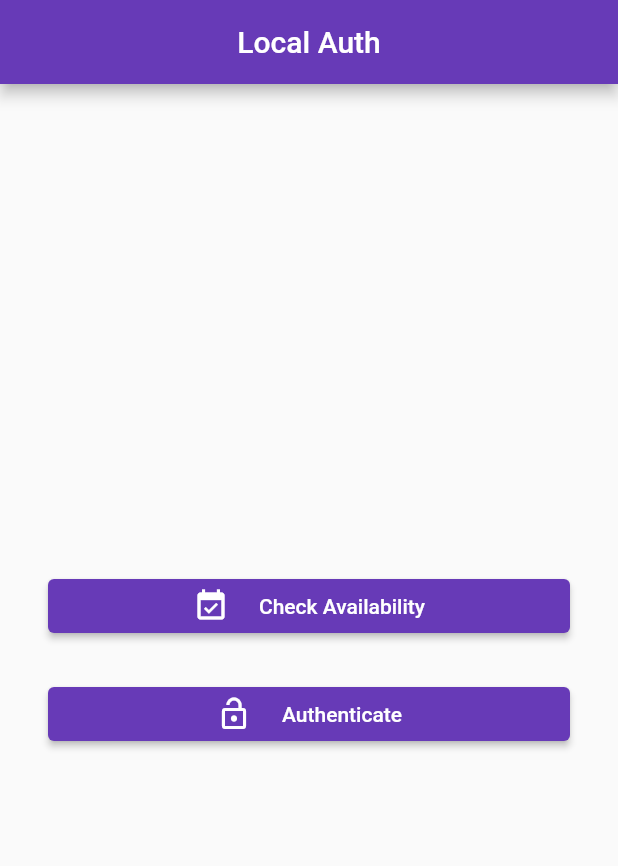
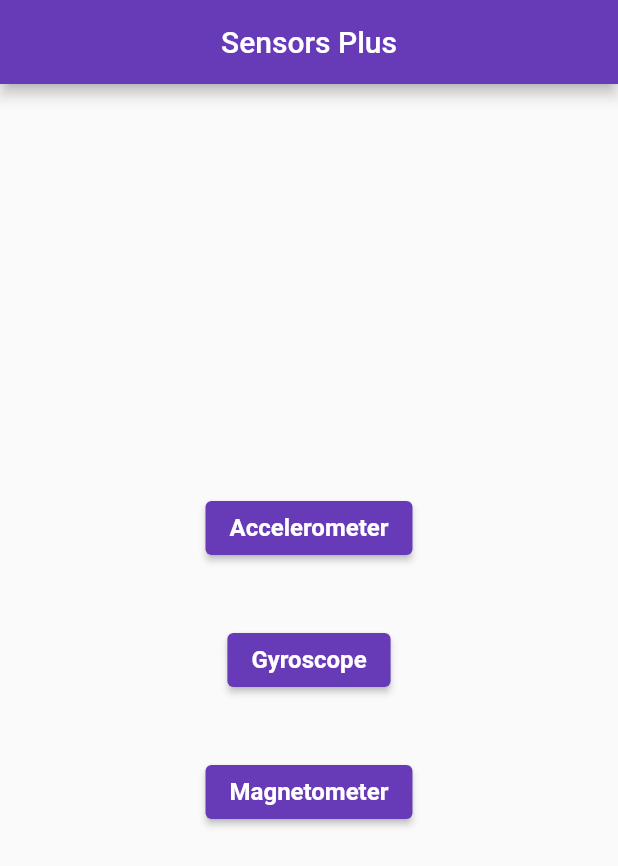
Before and after one commit to md-siam/sensor_packages, a Flutter app: the screen it shows after launch, on a phone screen of 412 x 824 dp. Shown: the top 866 px of the screen. Run offline on Flutter 3.47's test engine with Material 2 defaults, Android fonts, the phone set to English and light mode, and no system bars; our stand-ins replace battery_plus, local_auth, sensors_plus, wakelock.

Commit message:
package(new): sensors_plus

```diff
--- /dev/null
+++ b/lib/4_sensors_plus/sensors_plus.dart
@@ -0,0 +1,63 @@
+import 'package:flutter/material.dart';
+
+import 'views/accelerometer.dart';
+import 'views/gyroscope.dart';
+import 'views/magnetometer.dart';
+
+class MySensorsPlus extends StatelessWidget {
+  const MySensorsPlus({Key? key}) : super(key: key);
+
+  @override
+  Widget build(BuildContext context) {
+    TextStyle textStyle = const TextStyle(
+      fontSize: 16,
+      fontWeight: FontWeight.bold,
+    );
+
+    /// Learn the basics of different types of sensors from this
+    /// video: [https://www.youtube.com/watch?v=7DELJMW2ZW0]
+    ///
+    return Scaffold(
+      appBar: AppBar(
+        title: const Text('Sensors Plus'),
+        centerTitle: true,
+      ),
+      body: Center(
+        child: Column(
+          mainAxisAlignment: MainAxisAlignment.center,
+          children: [
+            ElevatedButton(
+              onPressed: () {
+                Navigator.push(
+                    context,
+                    MaterialPageRoute(
+                        builder: (context) => const MyAccelerometer()));
+              },
+              child: Text('Accelerometer', style: textStyle),
+            ),
+            const SizedBox(height: 40.0),
+            ElevatedButton(
+              onPressed: () {
+                Navigator.push(
+                    context,
+                    MaterialPageRoute(
+                        builder: (context) => const MyGyroscope()));
+              },
+              child: Text('Gyroscope', style: textStyle),
+            ),
+            const SizedBox(height: 40.0),
+            ElevatedButton(
+              onPressed: () {
+                Navigator.push(
+                    context,
+                    MaterialPageRoute(
+                        builder: (context) => const MyMagnetometer()));
+              },
+              child: Text('Magnetometer', style: textStyle),
+            ),
+          ],
+        ),
+      ),
+    );
+  }
+}
--- a/lib/main.dart
+++ b/lib/main.dart
@@ -6,10 +6,17 @@
 // https://choosealicense.com/licenses/mit/
 
 import 'package:flutter/material.dart';
+import 'package:flutter/services.dart';
 
 import 'routes.dart';
 
 void main() {
+  /// This code is for [disabling] the landscape orientation
+  ///
+  WidgetsFlutterBinding.ensureInitialized();
+  SystemChrome.setPreferredOrientations(
+    [DeviceOrientation.portraitUp, DeviceOrientation.portraitDown],
+  );
   runApp(const MyApp());
 }
 
@@ -24,7 +31,8 @@ class MyApp extends StatelessWidget {
       theme: ThemeData(primarySwatch: Colors.deepPurple),
       //home: const MyBatteryPlus(),
       //home: const MyWakelock(),
-      home: const MyLocalAuth(),
+      //home: const MyLocalAuth(),
+      home: const MySensorsPlus(),
     );
   }
 }
--- a/lib/routes.dart
+++ b/lib/routes.dart
@@ -1,3 +1,4 @@
 export '1_battery_plus/battery_plus.dart';
 export '2_wakelock/wakelock.dart';
 export '3_local_auth/local_auth.dart';
+export '4_sensors_plus/sensors_plus.dart';
--- a/pubspec.yaml
+++ b/pubspec.yaml
@@ -46,6 +46,8 @@ dependencies:
   wakelock: ^0.6.1+2
   # For local, on-device authentication
   local_auth: ^2.1.0
+  # For accessing the accelerometer, gyroscope, and magnetometer sensors
+  sensors_plus: ^1.3.2
 
 dev_dependencies:
   flutter_test:
```
Also changed, not shown: lib/4_sensors_plus/views/accelerometer.dart (added, +82 -0 lines), lib/4_sensors_plus/views/gyroscope.dart (added, +82 -0 lines), lib/4_sensors_plus/views/magnetometer.dart (added, +83 -0 lines), pubspec.lock, 3 other files.
